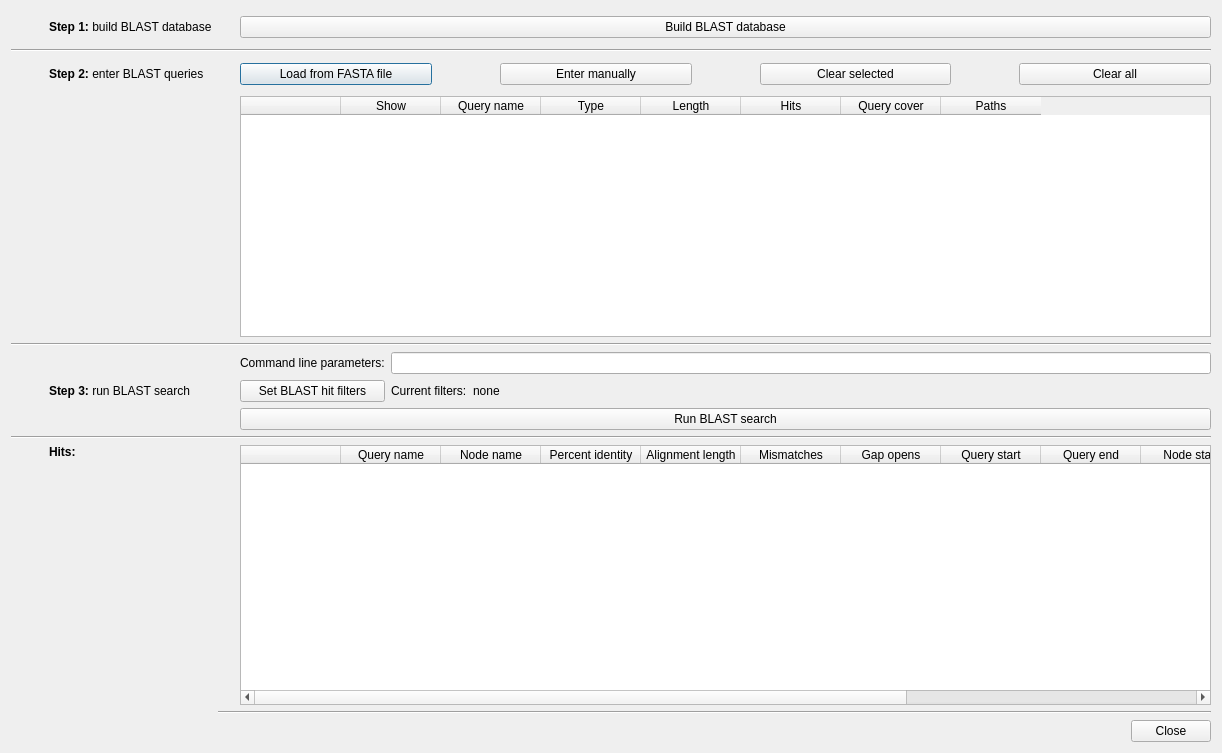
First picture: the form in ui/blastsearchdialog.ui, repository rrwick/Bandage, before the edit.
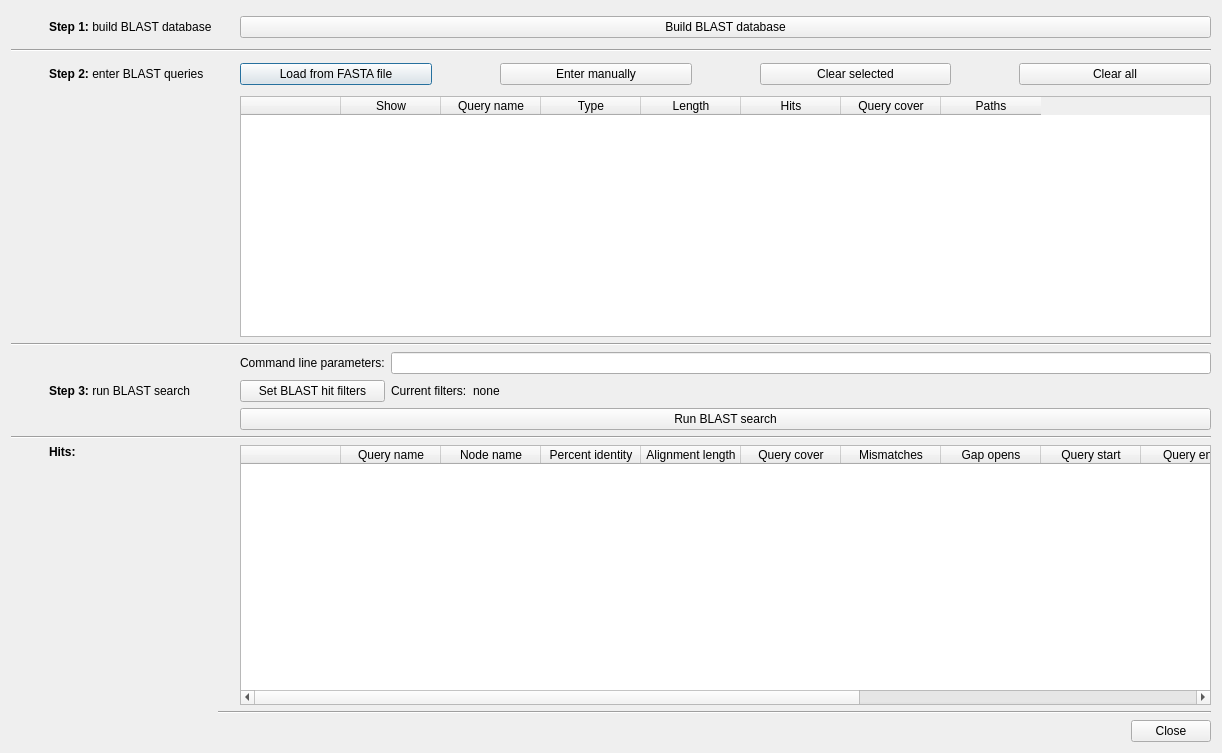
Second picture: the form after the edit. Custom widgets are drawn as their Qt base class.

Commit message: Add new BLAST hit column: query cover

```diff
--- a/ui/blastsearchdialog.ui
+++ b/ui/blastsearchdialog.ui
@@ -504,6 +504,11 @@
           <string>Alignment length</string>
          </property>
         </column>
+        <column>
+         <property name="text">
+          <string>Query cover</string>
+         </property>
+        </column>
         <column>
          <property name="text">
           <string>Mismatches</string>
```
The commit also changes 1 other file.
